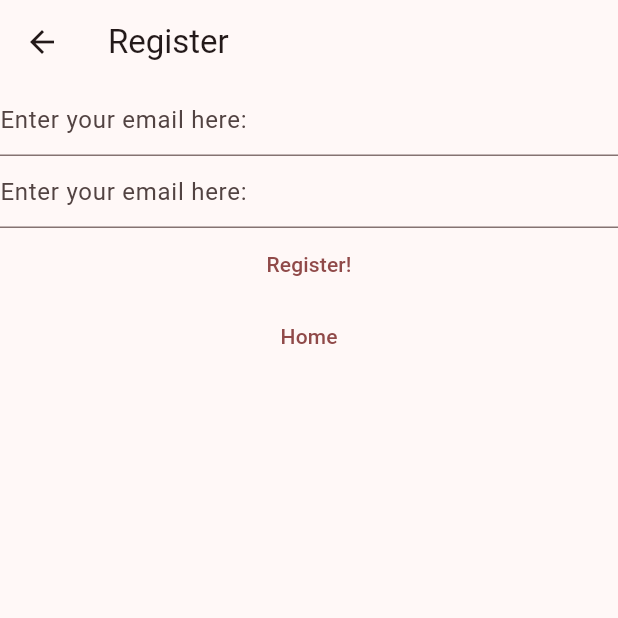
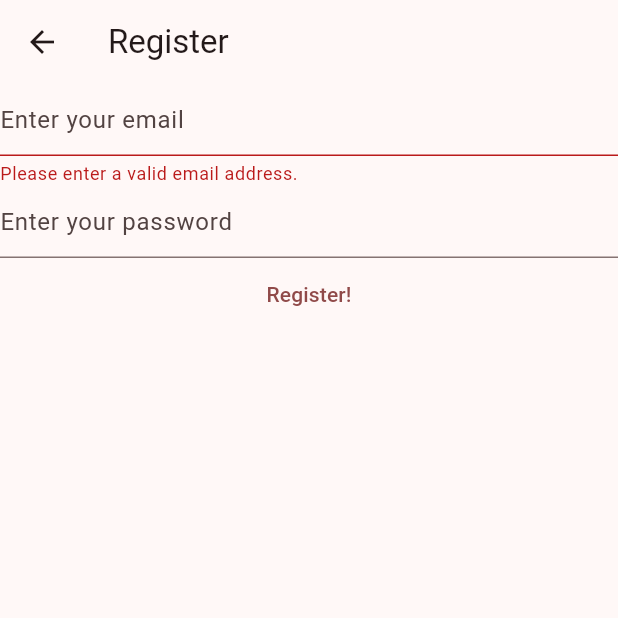
Before and after one commit to febrianrahmana/DAHAR, a Flutter app: the RegisterView screen opened by its route, after a tap on "Register!", on a phone screen of 412 x 824 dp, the top half of it. Run offline on Flutter 3.47's test engine with Material 3 defaults, Android fonts, the phone set to English and light mode, and no system bars; our stand-ins replace firebase_auth, firebase_core; accounts and stored records are empty.

Commit message:
Added register

```diff
--- a/dahar_app/lib/features/register.dart
+++ b/dahar_app/lib/features/register.dart
@@ -1,6 +1,7 @@
 import 'package:dahar_app/const/routes.dart';
 import 'package:flutter/material.dart';
 import 'package:firebase_auth/firebase_auth.dart';
+import '../utils/extensions.dart' show EmailValidator;
 
 class RegisterView extends StatefulWidget {
   const RegisterView({super.key});
@@ -10,6 +11,7 @@ class RegisterView extends StatefulWidget {
 }
 
 class _RegisterViewState extends State<RegisterView> {
+  final GlobalKey<FormState> _registerForm = GlobalKey<FormState>();
   late final TextEditingController _email;
   late final TextEditingController _password;
 
@@ -33,37 +35,52 @@ class _RegisterViewState extends State<RegisterView> {
       appBar: AppBar(
         title: const Text('Register'),
       ),
-      body: Column(children: [
-        TextField(
+      body: Form(
+        key: _registerForm,
+        child: Column(
+          children: [
+            TextFormField(
               controller: _email,
+              autovalidateMode: AutovalidateMode.onUserInteraction,
               enableSuggestions: false,
               autocorrect: false,
               decoration:
-              const InputDecoration(hintText: 'Enter your email here: '),
+                  const InputDecoration(hintText: 'Enter your email'),
+              validator: (value) => value!.isNotEmpty && value.isValidEmail() ? null : "Please enter a valid email address."
             ),
-        TextField(
+            TextFormField(
               controller: _password,
               obscureText: true,
               enableSuggestions: false,
               autocorrect: false,
               decoration:
-              const InputDecoration(hintText: 'Enter your email here: '),
+                  const InputDecoration(hintText: 'Enter your password'),
             ),
             TextButton(
               onPressed: () async {
+                if (_registerForm.currentState!.validate()) {
                   final String email = _email.text;
                   final String password = _password.text;
+                  final context = _registerForm.currentContext;
+                    try {
                       await FirebaseAuth.instance.createUserWithEmailAndPassword(
                         email: email, password: password);
+                    } on FirebaseAuthException catch (e) {
+                        if (context != null && context.mounted) {
+                          ScaffoldMessenger.of(context).showSnackBar(SnackBar(content: Text(e.code)));
+                        }
+                      } finally {
+                        if (context != null && context.mounted) {
+                          Navigator.pushNamedAndRemoveUntil(context, homeRoute, (route) => false);
+                        }
+                      }
+                }
               },
-            child: const Text('Register!')),
-        TextButton(
-            onPressed: () {
-              Navigator.of(context)
-                  .pushNamedAndRemoveUntil(homeRoute, (route) => false);
-            },
-            child: const Text('Home'))
-      ]),
+              child: const Text('Register!')
+            ),
+          ]
+        ),
+      )
     );
   }
 }
```
Also changed, not shown: dahar_app/lib/utils/extensions.dart (added, +7 -0 lines), dahar_app/lib/utils/show_error_dialog.dart (+5 -15 lines). Lines whose indentation alone changed are shown as unchanged.
